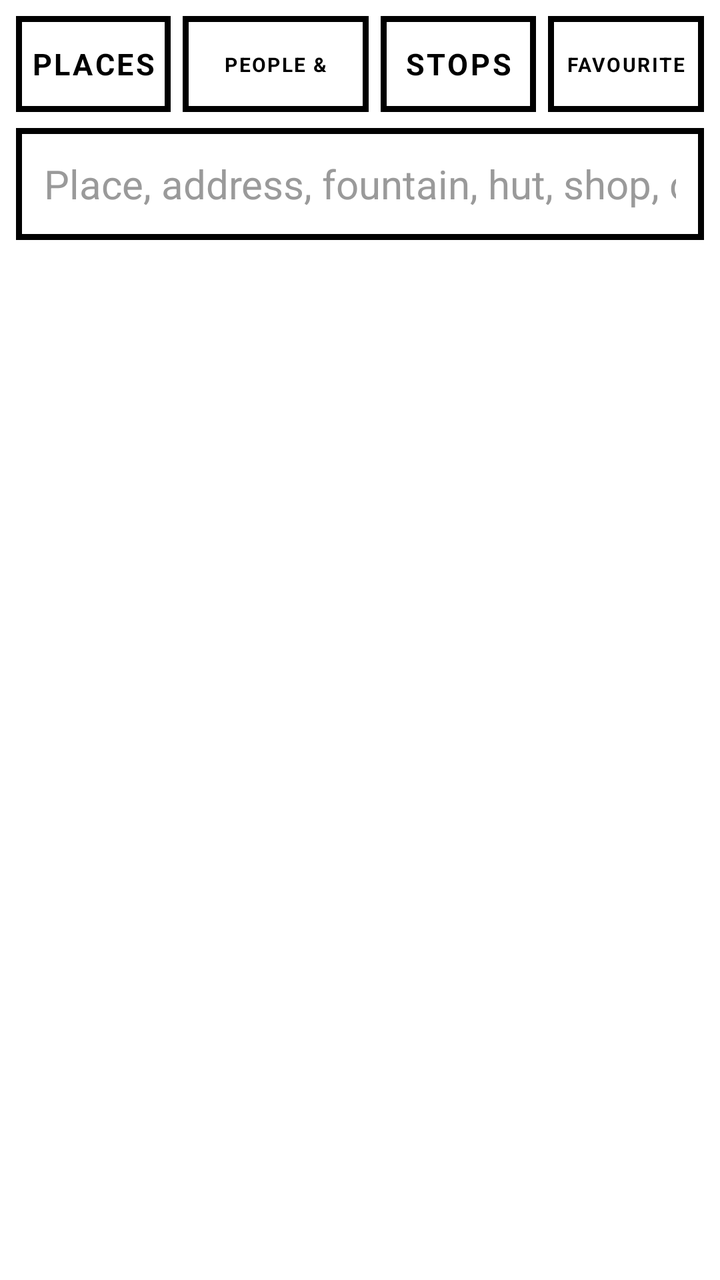
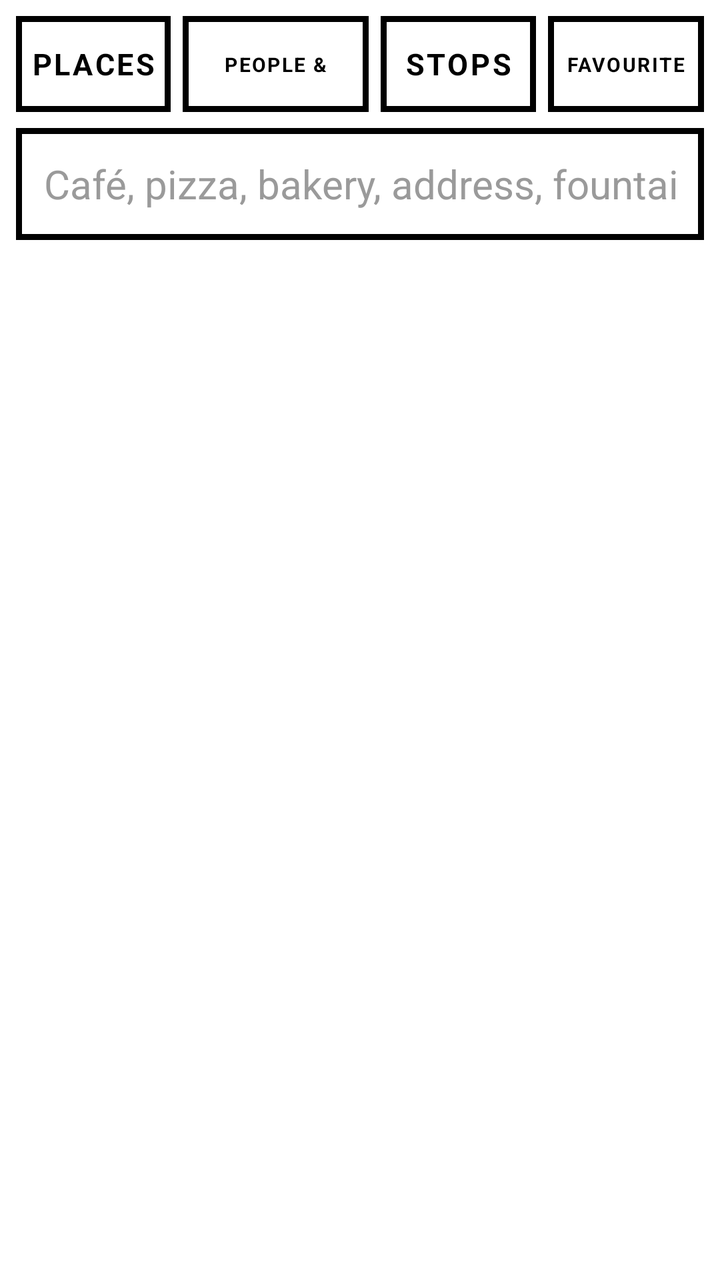

Compare the two renders of this Android layout. The source of the first and the diff that turns it into the second are given below.
<!-- AndroidManifest.xml: application theme Theme.Sbh -->
<!-- res/layout/activity_search.xml -->
<?xml version="1.0" encoding="utf-8"?>
<LinearLayout xmlns:android="http://schemas.android.com/apk/res/android"
    android:layout_width="match_parent" android:layout_height="match_parent"
    android:orientation="vertical" android:background="@color/paper" android:padding="8dp">
    <LinearLayout android:layout_width="match_parent" android:layout_height="wrap_content" android:orientation="horizontal" android:baselineAligned="false">
        <TextView android:id="@+id/btnPlaces" style="@style/Btn" android:layout_width="0dp" android:layout_weight="1"
            android:layout_height="48dp" android:autoSizeMaxTextSize="15sp" android:text="@string/places"/>
        <TextView android:id="@+id/btnPeople" style="@style/Btn" android:layout_width="0dp" android:layout_weight="1.2"
            android:layout_height="48dp" android:layout_marginStart="6dp" android:autoSizeMaxTextSize="15sp" android:text="@string/people"/>
        <TextView android:id="@+id/btnStops" style="@style/Btn" android:layout_width="0dp" android:layout_weight="1"
            android:layout_height="48dp" android:layout_marginStart="6dp" android:autoSizeMaxTextSize="15sp" android:text="@string/stops"/>
        <TextView android:id="@+id/btnFavs" style="@style/Btn" android:layout_width="0dp" android:layout_weight="1"
            android:layout_height="48dp" android:layout_marginStart="6dp" android:autoSizeMaxTextSize="15sp" android:text="@string/favourites"/>
    </LinearLayout>
    <EditText android:id="@+id/query" android:layout_width="match_parent" android:layout_height="56dp"
        android:layout_marginTop="8dp" android:hint="@string/search_hint" android:textSize="20sp" android:inputType="text"
        android:imeOptions="actionSearch" android:background="@drawable/btn" android:paddingStart="14dp"
        android:paddingEnd="14dp" android:textColor="@color/ink" android:textColorHint="@color/grey"
        android:singleLine="true"/>
    <TextView android:id="@+id/credit" android:layout_width="match_parent" android:layout_height="wrap_content"
        android:textSize="12sp" android:textColor="@color/grey" android:paddingTop="6dp" android:visibility="gone"/>
    <LinearLayout android:id="@+id/favRow" android:layout_width="match_parent" android:layout_height="wrap_content"
        android:orientation="horizontal" android:baselineAligned="false" android:layout_marginTop="8dp" android:visibility="gone">
        <TextView android:id="@+id/btnImport" style="@style/Btn" android:layout_width="0dp" android:layout_weight="1"
            android:layout_height="48dp" android:text="@string/import_places"/>
        <TextView android:id="@+id/btnExport" style="@style/Btn" android:layout_width="0dp" android:layout_weight="1"
            android:layout_height="48dp" android:layout_marginStart="6dp" android:text="@string/export_places"/>
    </LinearLayout>
    <ListView android:id="@+id/list" android:layout_width="match_parent" android:layout_height="match_parent"
        android:layout_marginTop="8dp" android:divider="@color/ink" android:dividerHeight="1dp"/>
</LinearLayout>
<!-- resources referenced by this layout -->
<resources>
  <color name="grey">#9A9A9A</color>
  <color name="ink">#000000</color>
  <color name="paper">#FFFFFF</color>
  <!-- drawable btn (drawable) -->
  <?xml version="1.0" encoding="utf-8"?>
  <selector xmlns:android="http://schemas.android.com/apk/res/android">
      <item android:state_pressed="true">
          <shape><solid android:color="@color/ink"/><stroke android:width="3dp" android:color="@color/ink"/></shape>
      </item>
      <item android:state_enabled="false">
          <shape><solid android:color="@color/paper"/><stroke android:width="3dp" android:color="@color/grey"/></shape>
      </item>
      <item>
          <shape><solid android:color="@color/paper"/><stroke android:width="3dp" android:color="@color/ink"/></shape>
      </item>
  </selector>
  <string name="export_places">EXPORT</string>
  <string name="favourites">FAVOURITES</string>
  <string name="import_places">IMPORT</string>
  <string name="people">PEOPLE &amp; FIRMS</string>
  <string name="places">PLACES</string>
  <string name="search_hint">Place, address, fountain, hut, shop, coordinates…</string>
  <string name="stops">STOPS</string>
  <style name="Btn">
          <item name="android:background">@drawable/btn</item>
          <item name="android:textColor">@drawable/btn_text</item>
          <item name="android:textSize">17sp</item>
          <item name="android:textStyle">bold</item>
          <item name="android:gravity">center</item>
          <item name="android:letterSpacing">0.08</item>
          <item name="android:minHeight">56dp</item>
          <item name="android:minWidth">56dp</item>
          <item name="android:padding">0dp</item>
          <item name="android:stateListAnimator">@null</item>
          <item name="android:textAllCaps">true</item>
          <item name="android:maxLines">1</item>
          <item name="android:autoSizeTextType">uniform</item>
          <item name="android:autoSizeMinTextSize">10sp</item>
          <item name="android:autoSizeMaxTextSize">17sp</item>
          <item name="android:paddingStart">6dp</item>
          <item name="android:paddingEnd">6dp</item>
      </style>
  <style name="Theme.Sbh" parent="Theme.AppCompat.Light.NoActionBar">
          <item name="android:statusBarColor">@color/ink</item>
          <item name="android:navigationBarColor">@color/ink</item>
          <item name="android:windowBackground">@color/paper</item>
          <item name="android:textColor">@color/ink</item>
          <item name="colorAccent">@color/ink</item>
          <item name="colorPrimary">@color/ink</item>
          <item name="android:fontFamily">sans-serif</item>
          <item name="android:windowLightStatusBar">false</item>
          <item name="android:windowLightNavigationBar">false</item>
      </style>
  <!-- drawable btn_text (drawable) -->
  <?xml version="1.0" encoding="utf-8"?>
  <selector xmlns:android="http://schemas.android.com/apk/res/android">
      <item android:state_pressed="true" android:color="@color/paper"/>
      <item android:state_enabled="false" android:color="@color/grey"/>
      <item android:color="@color/ink"/>
  </selector>
</resources>

<!-- the commit's change to res/layout/activity_search.xml (unified diff, before → after) -->
@@ -19,6 +19,8 @@
         android:singleLine="true"/>
     <TextView android:id="@+id/credit" android:layout_width="match_parent" android:layout_height="wrap_content"
         android:textSize="12sp" android:textColor="@color/grey" android:paddingTop="6dp" android:visibility="gone"/>
+    <TextView android:id="@+id/btnShowAll" style="@style/Btn" android:layout_width="match_parent" android:layout_height="48dp"
+        android:minHeight="48dp" android:layout_marginTop="8dp" android:autoSizeMaxTextSize="15sp" android:visibility="gone"/>
     <LinearLayout android:id="@+id/favRow" android:layout_width="match_parent" android:layout_height="wrap_content"
         android:orientation="horizontal" android:baselineAligned="false" android:layout_marginTop="8dp" android:visibility="gone">
         <TextView android:id="@+id/btnImport" style="@style/Btn" android:layout_width="0dp" android:layout_weight="1"
<!-- resource entries referenced after the edit -->
@@ -21,7 +21,7 @@
   <string name="import_places">IMPORT</string>
   <string name="people">PEOPLE &amp; FIRMS</string>
   <string name="places">PLACES</string>
-  <string name="search_hint">Place, address, fountain, hut, shop, coordinates…</string>
+  <string name="search_hint">Café, pizza, bakery, address, fountain, hut, coordinates…</string>
   <string name="stops">STOPS</string>
   <style name="Btn">
           <item name="android:background">@drawable/btn</item>
